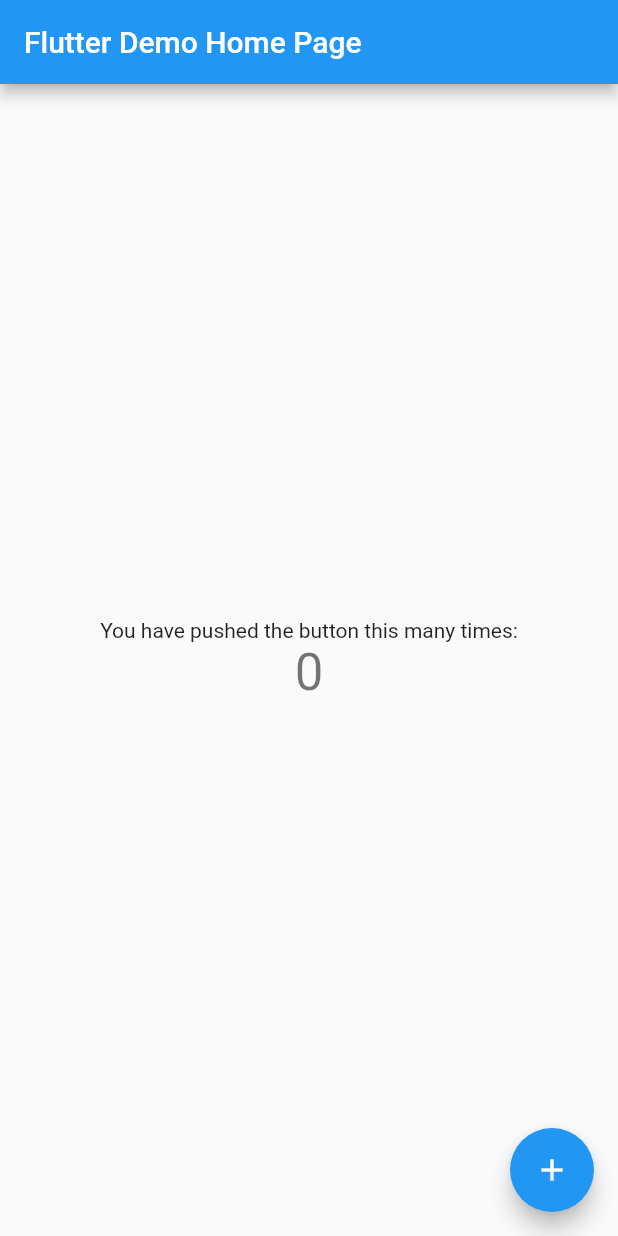
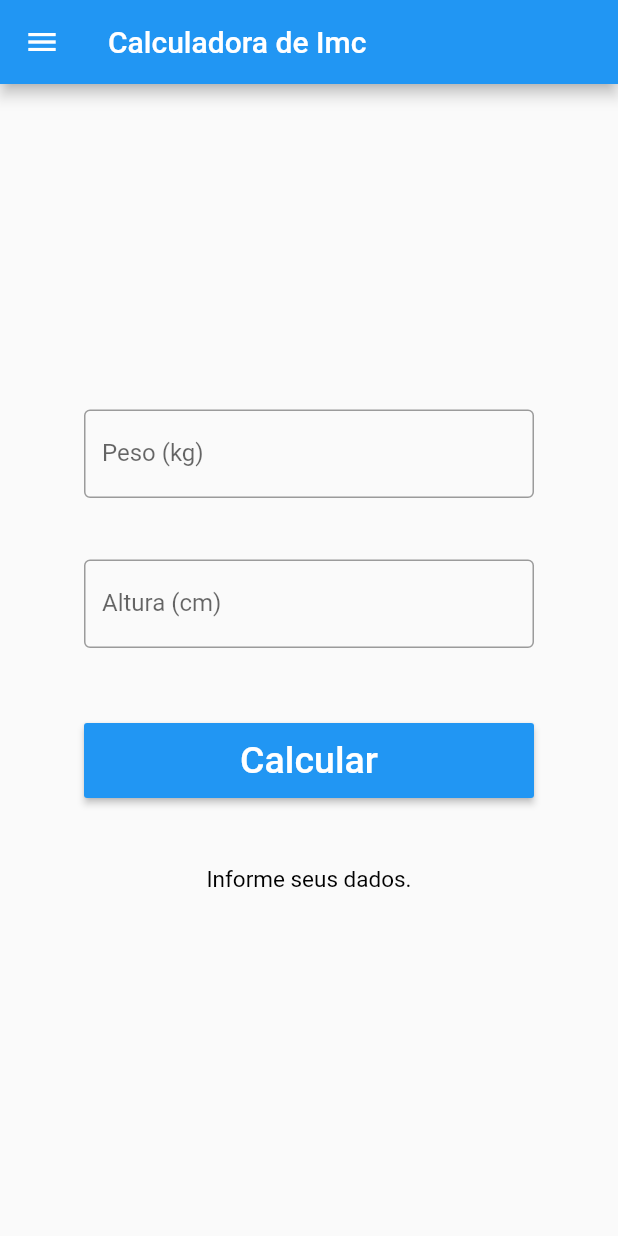
Before and after one commit to cleitoncsalvagni/APP-Imc-Fluttter, a Flutter app: the screen it shows after launch, on a phone screen of 412 x 824 dp. Run offline on Flutter 3.47's test engine with Material 2 defaults, Android fonts, the phone set to English and light mode, and no system bars.

Commit message:
Calculo IMC

```diff
--- a/app/lib/main.dart
+++ b/app/lib/main.dart
@@ -1,3 +1,4 @@
+import 'package:app/src/Pages/Home.dart';
 import 'package:flutter/material.dart';
 
 void main() {
@@ -7,109 +8,14 @@ void main() {
 class MyApp extends StatelessWidget {
   const MyApp({Key? key}) : super(key: key);
 
-  // This widget is the root of your application.
   @override
   Widget build(BuildContext context) {
     return MaterialApp(
-      title: 'Flutter Demo',
+      title: 'Calculadora',
       theme: ThemeData(
-        // This is the theme of your application.
-        //
-        // Try running your application with "flutter run". You'll see the
-        // application has a blue toolbar. Then, without quitting the app, try
-        // changing the primarySwatch below to Colors.green and then invoke
-        // "hot reload" (press "r" in the console where you ran "flutter run",
-        // or simply save your changes to "hot reload" in a Flutter IDE).
-        // Notice that the counter didn't reset back to zero; the application
-        // is not restarted.
         primarySwatch: Colors.blue,
       ),
-      home: const MyHomePage(title: 'Flutter Demo Home Page'),
+      home: const Home(),
     );
   }
 }
-
-class MyHomePage extends StatefulWidget {
-  const MyHomePage({Key? key, required this.title}) : super(key: key);
-
-  // This widget is the home page of your application. It is stateful, meaning
-  // that it has a State object (defined below) that contains fields that affect
-  // how it looks.
-
-  // This class is the configuration for the state. It holds the values (in this
-  // case the title) provided by the parent (in this case the App widget) and
-  // used by the build method of the State. Fields in a Widget subclass are
-  // always marked "final".
-
-  final String title;
-
-  @override
-  State<MyHomePage> createState() => _MyHomePageState();
-}
-
-class _MyHomePageState extends State<MyHomePage> {
-  int _counter = 0;
-
-  void _incrementCounter() {
-    setState(() {
-      // This call to setState tells the Flutter framework that something has
-      // changed in this State, which causes it to rerun the build method below
-      // so that the display can reflect the updated values. If we changed
-      // _counter without calling setState(), then the build method would not be
-      // called again, and so nothing would appear to happen.
-      _counter++;
-    });
-  }
-
-  @override
-  Widget build(BuildContext context) {
-    // This method is rerun every time setState is called, for instance as done
-    // by the _incrementCounter method above.
-    //
-    // The Flutter framework has been optimized to make rerunning build methods
-    // fast, so that you can just rebuild anything that needs updating rather
-    // than having to individually change instances of widgets.
-    return Scaffold(
-      appBar: AppBar(
-        // Here we take the value from the MyHomePage object that was created by
-        // the App.build method, and use it to set our appbar title.
-        title: Text(widget.title),
-      ),
-      body: Center(
-        // Center is a layout widget. It takes a single child and positions it
-        // in the middle of the parent.
-        child: Column(
-          // Column is also a layout widget. It takes a list of children and
-          // arranges them vertically. By default, it sizes itself to fit its
-          // children horizontally, and tries to be as tall as its parent.
-          //
-          // Invoke "debug painting" (press "p" in the console, choose the
-          // "Toggle Debug Paint" action from the Flutter Inspector in Android
-          // Studio, or the "Toggle Debug Paint" command in Visual Studio Code)
-          // to see the wireframe for each widget.
-          //
-          // Column has various properties to control how it sizes itself and
-          // how it positions its children. Here we use mainAxisAlignment to
-          // center the children vertically; the main axis here is the vertical
-          // axis because Columns are vertical (the cross axis would be
-          // horizontal).
-          mainAxisAlignment: MainAxisAlignment.center,
-          children: <Widget>[
-            const Text(
-              'You have pushed the button this many times:',
-            ),
-            Text(
-              '$_counter',
-              style: Theme.of(context).textTheme.headline4,
-            ),
-          ],
-        ),
-      ),
-      floatingActionButton: FloatingActionButton(
-        onPressed: _incrementCounter,
-        tooltip: 'Increment',
-        child: const Icon(Icons.add),
-      ), // This trailing comma makes auto-formatting nicer for build methods.
-    );
-  }
-}
--- /dev/null
+++ b/app/lib/src/Components/Menu.dart
@@ -0,0 +1,51 @@
+import 'package:app/src/Pages/About.dart';
+import 'package:flutter/material.dart';
+import 'package:app/src/Pages/Home.dart';
+
+Widget Menu(BuildContext context){
+  return Drawer(
+      child: ListView(
+          children: <Widget>[
+            UserAccountsDrawerHeader(
+              decoration: BoxDecoration(color: Colors.blue),
+              margin: EdgeInsets.only(bottom: 10.0),
+              currentAccountPicture: Container(
+                decoration: BoxDecoration(
+                    shape: BoxShape.circle,
+                    image: DecorationImage(
+                        fit: BoxFit.fill,
+
+                        image:
+                        NetworkImage("https://www.pngall.com/wp-content/uploads/5/Profile-PNG-File.png"))),
+              ),
+              accountName: new Container(
+                  child: Text(
+                    'Cleiton',
+                    style: TextStyle(color: Colors.white, fontWeight: FontWeight.bold),
+                  )),
+              accountEmail: new Container(
+                  child: Text(
+                    'cleiton@cleiton.com',
+                    style: TextStyle(color: Colors.white),
+                  )),
+            ),
+            ListTile(
+              title: Text("Inicio"),
+              onTap: (){
+                Navigator.push(
+                  context,
+                  MaterialPageRoute(builder: (context) => Home()),);
+              },
+            ),
+            ListTile(
+              title: Text("Sobre"),
+              onTap: (){
+                Navigator.push(
+                  context,
+                  MaterialPageRoute(builder: (context) => About()),);
+              },
+            ),
+          ]
+      )
+  );
+}
--- /dev/null
+++ b/app/lib/src/Pages/About.dart
@@ -0,0 +1,23 @@
+import 'package:app/src/Components/Menu.dart';
+import 'package:flutter/material.dart';
+
+class About extends StatelessWidget {
+
+  @override
+  Widget build(BuildContext context) {
+    return Scaffold(
+      appBar: AppBar(
+        title: Text("Sobre"),
+      ),
+      drawer: Menu(context),
+      body: Center(
+        child: Column(
+          mainAxisAlignment: MainAxisAlignment.center,
+          children: <Widget>[
+            Text('Produzido por: Cleiton Salvagni'),
+          ],
+        ),
+      ),
+    );
+  }
+}
--- /dev/null
+++ b/app/lib/src/Pages/Home.dart
@@ -0,0 +1,109 @@
+import 'package:flutter/material.dart';
+import 'package:flutter/cupertino.dart';
+import 'package:app/src/Components/Menu.dart';
+
+class Home extends StatefulWidget {
+  const Home({Key? key}) : super(key: key);
+
+
+  @override
+  State<Home> createState() => _HomePageState();
+}
+
+class _HomePageState extends State<Home> {
+  final _inputControllerPeso = TextEditingController();
+  final _inputControllerAlt = TextEditingController();
+
+  String _info = "Informe seus dados.";
+
+  void _calcular(){
+    setState(()
+    {
+      double peso = double.parse(_inputControllerPeso.text);
+      double alt = double.parse(_inputControllerAlt.text) / 100;
+      double imc = peso / ( alt * alt);
+
+      print(imc);
+      if(imc < 18.6){
+        _info = 'Abaixo do Peso (${imc.toStringAsPrecision(3)})';
+      } else if(imc >= 18.6 && imc < 24.9){
+        _info = 'Peso Ideal (${imc.toStringAsPrecision(3)})';
+      } else if(imc >= 24.9 && imc < 29.9){
+        _info = 'Levemente Acima do Peso (${imc.toStringAsPrecision(3)})';
+      } else if(imc >= 29.9 && imc < 34.9){
+        _info = 'Obesidade Grau I (${imc.toStringAsPrecision(3)})';
+      } else if(imc >= 34.9 && imc < 39.9){
+        _info = 'Obesidade Grau II (${imc.toStringAsPrecision(3)})';
+      } else if(imc >= 40){
+        _info = 'Obesidade Grau III (${imc.toStringAsPrecision(3)})';
+      }
+    });
+  }
+
+
+
+  @override
+  Widget build(BuildContext context) {
+
+    return Scaffold(
+      appBar: AppBar(
+        title: Text("Calculadora de Imc"),
+      ),
+      drawer: Menu(context),
+        body: Center(
+          child: Column(
+              mainAxisAlignment: MainAxisAlignment.center,
+              children: <Widget>[
+                SizedBox(
+                  height: 100,
+                  width: 300,
+                  child: TextField(
+                    keyboardType: TextInputType.number,
+                    controller: _inputControllerPeso,
+                    textAlign: TextAlign.center,
+                    style: TextStyle(
+                        fontSize: 16
+                    ),
+                    decoration: InputDecoration(
+                        border: OutlineInputBorder(),
+                        labelText: 'Peso (kg)'
+                    ),
+                  ),
+                ),
+                SizedBox(
+                  width: 300,
+                  child: TextField(
+                    keyboardType: TextInputType.number,
+                    controller: _inputControllerAlt,
+                    textAlign: TextAlign.center,
+                    style: TextStyle(
+                        fontSize: 16
+                    ),
+                    decoration: InputDecoration(
+                        border: OutlineInputBorder(),
+                        labelText: 'Altura (cm)'
+                    ),
+                  ),
+                ),
+                Padding(
+                  padding: EdgeInsets.only(top: 50.0),
+                  child: Container(
+                    width: 300,
+                    height: 50,
+                    child: RaisedButton(
+                      onPressed: _calcular,
+                      child: Text('Calcular',style: TextStyle(color: Colors.white, fontSize: 25.0),),
+                      color: Colors.blue,
+                    ),
+                  ),
+                ),
+                Text(_info,
+                  textAlign: TextAlign.center,
+                  style: TextStyle(color: Colors.black, fontSize: 15, height: 5),
+                )
+              ]
+          ),
+        )
+    );
+  }
+}
```
Also changed, not shown: app/lib/src/Pages/about.dart (deleted), app/lib/src/Pages/home.dart (deleted).
